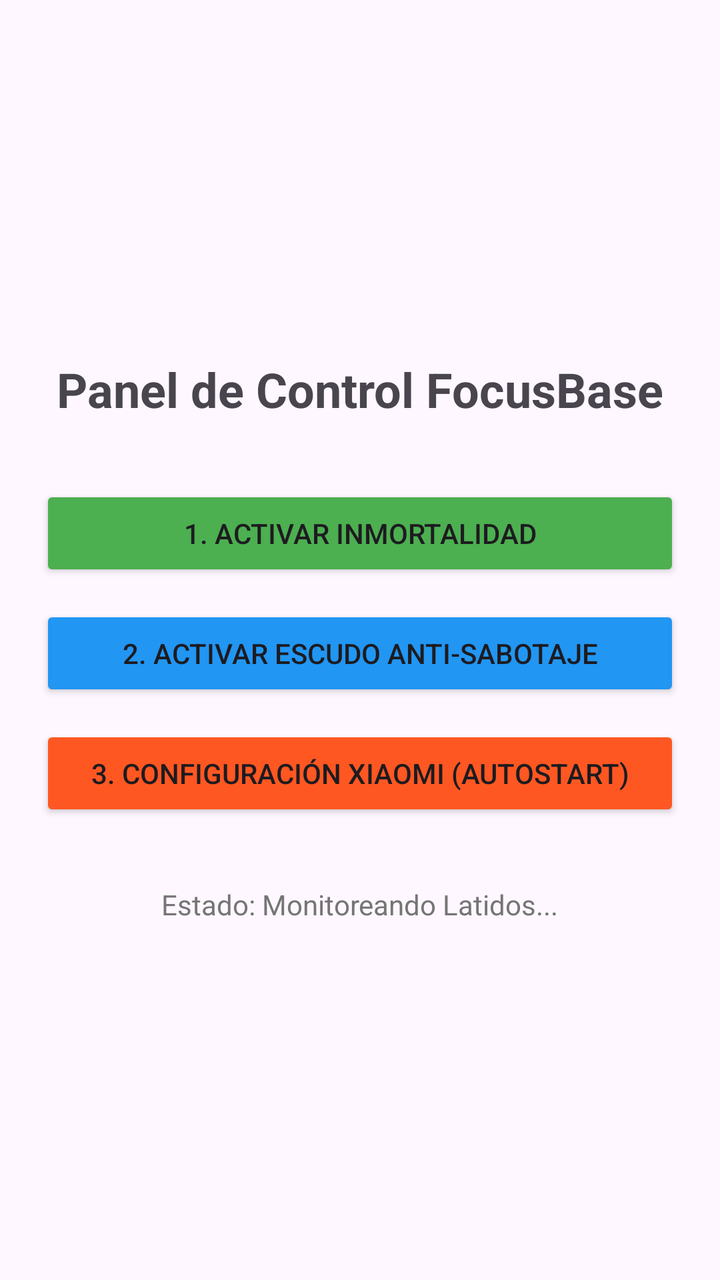
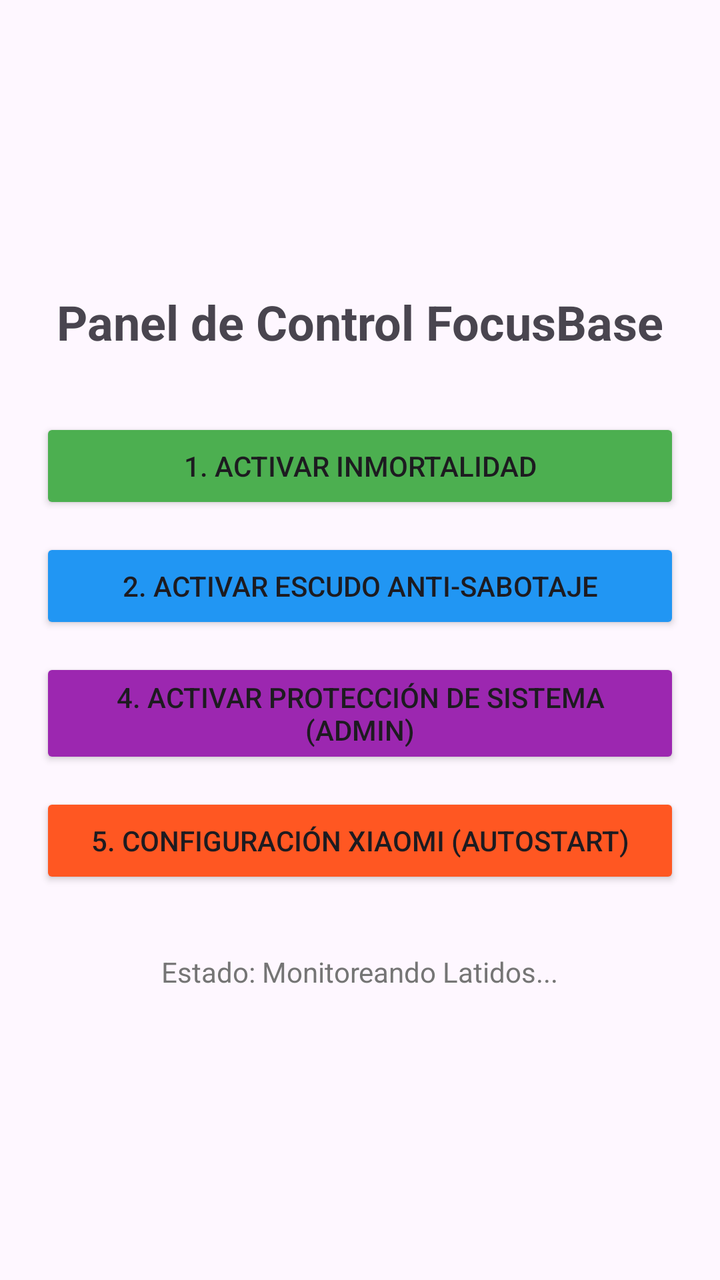

An Android layout rendered at two revisions. The XML below is the earlier revision; the diff shows what the commit changed to produce the second picture.
<!-- AndroidManifest.xml: application theme Theme.FocusBase -->
<!-- res/layout/activity_main.xml -->
<?xml version="1.0" encoding="utf-8"?>
<LinearLayout xmlns:android="http://schemas.android.com/apk/res/android"
    android:layout_width="match_parent"
    android:layout_height="match_parent"
    android:orientation="vertical"
    android:gravity="center"
    android:padding="20dp">

    <TextView
        android:layout_width="wrap_content"
        android:layout_height="wrap_content"
        android:text="Panel de Control FocusBase"
        android:textSize="24sp"
        android:textStyle="bold"
        android:layout_marginBottom="32dp" />

    <Button
        android:id="@+id/btnStart"
        android:layout_width="match_parent"
        android:layout_height="wrap_content"
        android:layout_marginBottom="12dp"
        android:backgroundTint="#4CAF50"
        android:text="1. Activar Inmortalidad" />

    <Button
        android:id="@+id/btnAccessibility"
        android:layout_width="match_parent"
        android:layout_height="wrap_content"
        android:layout_marginBottom="12dp"
        android:backgroundTint="#2196F3"
        android:text="2. Activar Escudo Anti-Sabotaje" />

    <Button
        android:id="@+id/btnXiaomi"
        android:layout_width="match_parent"
        android:layout_height="wrap_content"
        android:backgroundTint="#FF5722"
        android:text="3. Configuración Xiaomi (Autostart)" />

    <TextView
        android:layout_width="wrap_content"
        android:layout_height="wrap_content"
        android:layout_marginTop="32dp"
        android:text="Estado: Monitoreando Latidos..."
        android:textColor="#757575"
        android:textSize="14sp" />

</LinearLayout>
<!-- resources referenced by this layout -->
<resources>
  <style name="Theme.FocusBase" parent="Base.Theme.FocusBase" />
  <style name="Base.Theme.FocusBase" parent="Theme.Material3.DayNight.NoActionBar">
          
          
      </style>
</resources>

<!-- the commit's change to res/layout/activity_main.xml (unified diff, before → after) -->
@@ -31,11 +31,19 @@
         android:text="2. Activar Escudo Anti-Sabotaje" />
 
     <Button
+        android:id="@+id/btnAdmin"
+        android:layout_width="match_parent"
+        android:layout_height="wrap_content"
+        android:layout_marginBottom="12dp"
+        android:backgroundTint="#9C27B0"
+        android:text="4. Activar Protección de Sistema (Admin)" />
+
+    <Button
         android:id="@+id/btnXiaomi"
         android:layout_width="match_parent"
         android:layout_height="wrap_content"
         android:backgroundTint="#FF5722"
-        android:text="3. Configuración Xiaomi (Autostart)" />
+        android:text="5. Configuración Xiaomi (Autostart)" />
 
     <TextView
         android:layout_width="wrap_content"
